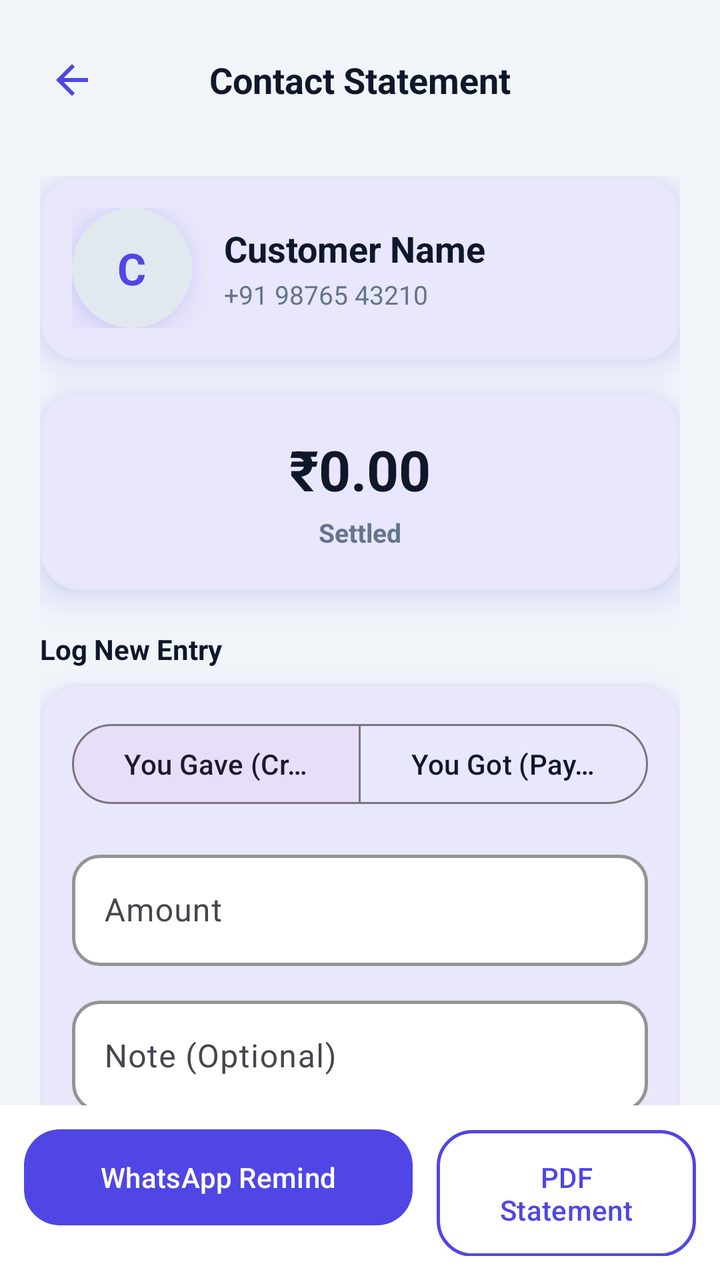
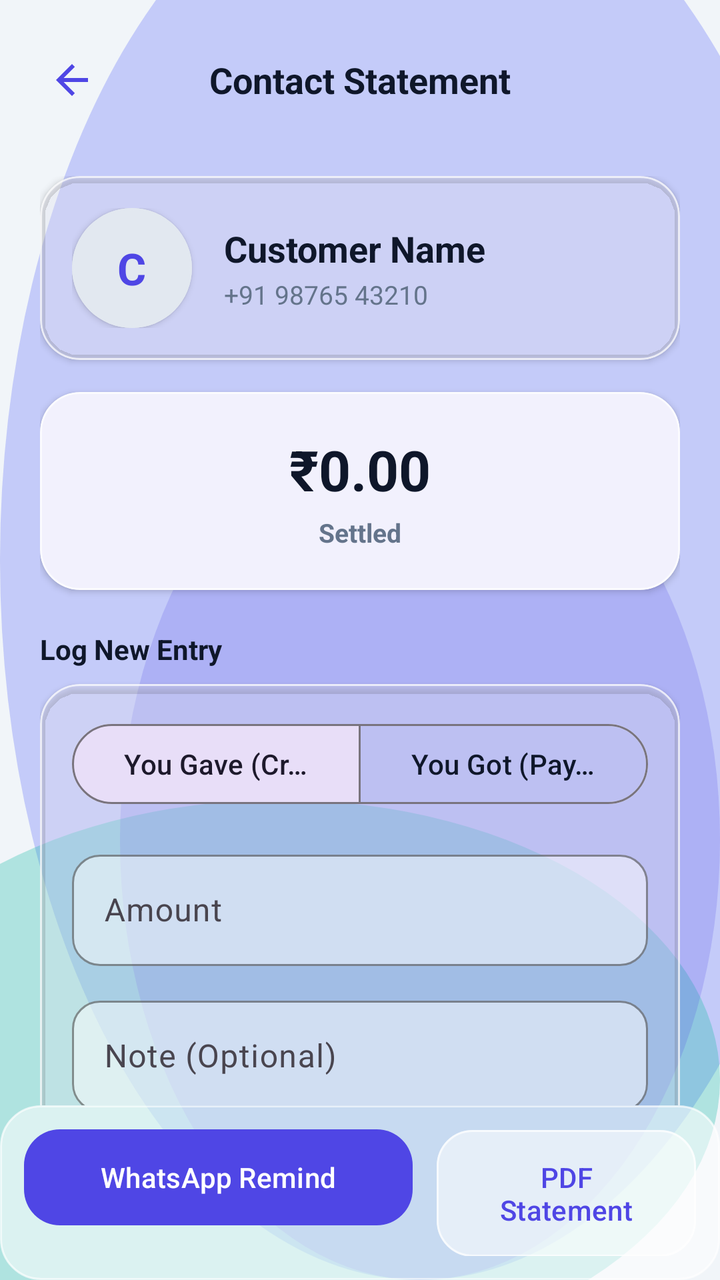

An Android layout rendered at two revisions. The XML below is the earlier revision; the diff shows what the commit changed to produce the second picture.
<!-- AndroidManifest.xml: application theme Theme.MoneyLens -->
<!-- res/layout/activity_customer_detail.xml -->
<?xml version="1.0" encoding="utf-8"?>
<androidx.constraintlayout.widget.ConstraintLayout xmlns:android="http://schemas.android.com/apk/res/android"
    xmlns:app="http://schemas.android.com/apk/res-auto"
    xmlns:tools="http://schemas.android.com/tools"
    android:layout_width="match_parent"
    android:layout_height="match_parent"
    android:background="@color/colorBackground">

    
    <RelativeLayout
        android:id="@+id/layoutAppBar"
        android:layout_width="match_parent"
        android:layout_height="56dp"
        android:layout_marginTop="12dp"
        android:paddingHorizontal="16dp"
        app:layout_constraintTop_toTopOf="parent">

        <ImageView
            android:id="@+id/btnBack"
            android:layout_width="40dp"
            android:layout_height="40dp"
            android:layout_centerVertical="true"
            android:padding="8dp"
            android:src="@drawable/ic_back"
            android:background="?attr/selectableItemBackgroundBorderless" />

        <TextView
            android:layout_width="wrap_content"
            android:layout_height="wrap_content"
            android:layout_centerInParent="true"
            android:text="Contact Statement"
            android:textColor="@color/colorTextPrimary"
            android:textSize="18sp"
            android:textStyle="bold" />
    </RelativeLayout>

    <androidx.core.widget.NestedScrollView
        android:layout_width="match_parent"
        android:layout_height="0dp"
        android:fillViewport="true"
        app:layout_constraintBottom_toTopOf="@+id/layoutFooterActions"
        app:layout_constraintTop_toBottomOf="@+id/layoutAppBar">

        <LinearLayout
            android:layout_width="match_parent"
            android:layout_height="wrap_content"
            android:orientation="vertical"
            android:padding="20dp">

            
            <com.google.android.material.card.MaterialCardView
                style="@style/ClayCard"
                android:layout_width="match_parent"
                android:layout_height="wrap_content"
                android:layout_marginBottom="16dp">

                <RelativeLayout
                    android:layout_width="match_parent"
                    android:layout_height="wrap_content"
                    android:padding="16dp">

                    <com.google.android.material.card.MaterialCardView
                        android:id="@+id/cardAvatar"
                        style="@style/ClayCard"
                        android:layout_width="60dp"
                        android:layout_height="60dp"
                        android:layout_centerVertical="true"
                        app:cardCornerRadius="30dp"
                        app:strokeColor="@color/colorCardBorder">

                        <FrameLayout
                            android:id="@+id/layoutAvatarBg"
                            android:layout_width="match_parent"
                            android:layout_height="match_parent"
                            android:background="@color/colorCardBorder">

                            <TextView
                                android:id="@+id/txtAvatarLetter"
                                android:layout_width="wrap_content"
                                android:layout_height="wrap_content"
                                android:layout_gravity="center"
                                android:text="C"
                                android:textColor="@color/colorPrimary"
                                android:textSize="22sp"
                                android:textStyle="bold" />
                        </FrameLayout>
                    </com.google.android.material.card.MaterialCardView>

                    <LinearLayout
                        android:layout_width="match_parent"
                        android:layout_height="wrap_content"
                        android:layout_toEndOf="@+id/cardAvatar"
                        android:layout_marginStart="16dp"
                        android:layout_centerVertical="true"
                        android:orientation="vertical">

                        <TextView
                            android:id="@+id/txtCustomerName"
                            android:layout_width="wrap_content"
                            android:layout_height="wrap_content"
                            android:text="Customer Name"
                            android:textColor="@color/colorTextPrimary"
                            android:textSize="18sp"
                            android:textStyle="bold" />

                        <TextView
                            android:id="@+id/txtCustomerPhone"
                            android:layout_width="wrap_content"
                            android:layout_height="wrap_content"
                            android:layout_marginTop="2dp"
                            android:text="+91 98765 43210"
                            android:textColor="@color/colorTextSecondary"
                            android:textSize="13sp" />
                    </LinearLayout>
                </RelativeLayout>
            </com.google.android.material.card.MaterialCardView>

            
            <com.google.android.material.card.MaterialCardView
                android:id="@+id/cardBalanceHero"
                style="@style/ClayCard"
                android:layout_width="match_parent"
                android:layout_height="wrap_content"
                android:layout_marginBottom="20dp"
                app:cardBackgroundColor="@color/colorSurface">

                <LinearLayout
                    android:layout_width="match_parent"
                    android:layout_height="wrap_content"
                    android:orientation="vertical"
                    android:padding="20dp"
                    android:gravity="center">

                    <TextView
                        android:id="@+id/txtBalanceAmount"
                        android:layout_width="wrap_content"
                        android:layout_height="wrap_content"
                        android:text="₹0.00"
                        android:textColor="@color/colorTextPrimary"
                        android:textSize="28sp"
                        android:textStyle="bold" />

                    <TextView
                        android:id="@+id/txtBalanceLabel"
                        android:layout_width="wrap_content"
                        android:layout_height="wrap_content"
                        android:layout_marginTop="4dp"
                        android:text="Settled"
                        android:textColor="@color/colorTextSecondary"
                        android:textSize="13sp"
                        android:textStyle="bold" />
                </LinearLayout>
            </com.google.android.material.card.MaterialCardView>

            
            <TextView
                android:layout_width="wrap_content"
                android:layout_height="wrap_content"
                android:layout_marginBottom="8dp"
                android:text="Log New Entry"
                android:textColor="@color/colorTextPrimary"
                android:textSize="14sp"
                android:textStyle="bold" />

            <com.google.android.material.card.MaterialCardView
                style="@style/ClayCard"
                android:layout_width="match_parent"
                android:layout_height="wrap_content"
                android:layout_marginBottom="24dp">

                <LinearLayout
                    android:layout_width="match_parent"
                    android:layout_height="wrap_content"
                    android:orientation="vertical"
                    android:padding="16dp">

                    
                    <com.google.android.material.button.MaterialButtonToggleGroup
                        android:id="@+id/toggleEntryType"
                        android:layout_width="match_parent"
                        android:layout_height="wrap_content"
                        android:layout_marginBottom="16dp"
                        app:checkedButton="@+id/btnTypeGave"
                        app:singleSelection="true">

                        <com.google.android.material.button.MaterialButton
                            android:id="@+id/btnTypeGave"
                            style="@style/Widget.Material3.Button.OutlinedButton"
                            android:layout_width="0dp"
                            android:layout_height="wrap_content"
                            android:layout_weight="1"
                            android:text="You Gave (Credit)"
                            app:cornerRadius="20dp" />

                        <com.google.android.material.button.MaterialButton
                            android:id="@+id/btnTypeGot"
                            style="@style/Widget.Material3.Button.OutlinedButton"
                            android:layout_width="0dp"
                            android:layout_height="wrap_content"
                            android:layout_weight="1"
                            android:text="You Got (Payment)"
                            app:cornerRadius="20dp" />
                    </com.google.android.material.button.MaterialButtonToggleGroup>

                    
                    <com.google.android.material.textfield.TextInputLayout
                        style="@style/ClayInput"
                        android:layout_width="match_parent"
                        android:layout_height="wrap_content"
                        android:layout_marginBottom="12dp"
                        android:hint="Amount">

                        <com.google.android.material.textfield.TextInputEditText
                            android:id="@+id/etEntryAmount"
                            android:layout_width="match_parent"
                            android:layout_height="wrap_content"
                            android:inputType="numberDecimal"
                            android:textColor="@color/colorTextPrimary" />
                    </com.google.android.material.textfield.TextInputLayout>

                    
                    <com.google.android.material.textfield.TextInputLayout
                        style="@style/ClayInput"
                        android:layout_width="match_parent"
                        android:layout_height="wrap_content"
                        android:layout_marginBottom="16dp"
                        android:hint="Note (Optional)">

                        <com.google.android.material.textfield.TextInputEditText
                            android:id="@+id/etEntryNote"
                            android:layout_width="match_parent"
                            android:layout_height="wrap_content"
                            android:inputType="textShortMessage|textCapSentences"
                            android:textColor="@color/colorTextPrimary" />
                    </com.google.android.material.textfield.TextInputLayout>

                    
                    <com.google.android.material.card.MaterialCardView
                        android:id="@+id/cardDatePicker"
                        style="@style/ClayCard"
                        android:layout_width="match_parent"
                        android:layout_height="wrap_content"
                        android:layout_marginBottom="16dp"
                        android:clickable="true"
                        android:focusable="true">
                        <RelativeLayout
                            android:layout_width="match_parent"
                            android:layout_height="wrap_content"
                            android:padding="12dp">
                            <ImageView
                                android:id="@+id/imgCalendarIcon"
                                android:layout_width="20dp"
                                android:layout_height="20dp"
                                android:src="@drawable/ic_calendar"
                                android:layout_centerVertical="true" />
                            <TextView
                                android:id="@+id/txtSelectedDate"
                                android:layout_width="wrap_content"
                                android:layout_height="wrap_content"
                                android:text="Select Date"
                                android:textColor="@color/colorTextPrimary"
                                android:textStyle="bold"
                                android:textSize="13sp"
                                android:layout_toEndOf="@+id/imgCalendarIcon"
                                android:layout_marginStart="12dp"
                                android:layout_centerVertical="true"/>
                        </RelativeLayout>
                    </com.google.android.material.card.MaterialCardView>

                    
                    <com.google.android.material.button.MaterialButton
                        android:id="@+id/btnSaveEntry"
                        style="@style/ClayButton"
                        android:layout_width="match_parent"
                        android:layout_height="wrap_content"
                        android:text="Save Entry" />

                </LinearLayout>
            </com.google.android.material.card.MaterialCardView>

            
            <TextView
                android:layout_width="wrap_content"
                android:layout_height="wrap_content"
                android:layout_marginBottom="8dp"
                android:text="Transaction History"
                android:textColor="@color/colorTextPrimary"
                android:textSize="14sp"
                android:textStyle="bold" />

            
            <androidx.recyclerview.widget.RecyclerView
                android:id="@+id/rvTransactions"
                android:layout_width="match_parent"
                android:layout_height="wrap_content"
                android:nestedScrollingEnabled="false" />

            <TextView
                android:id="@+id/txtEmptyTransactions"
                android:layout_width="match_parent"
                android:layout_height="wrap_content"
                android:layout_margin="24dp"
                android:gravity="center"
                android:text="No transactions recorded for this contact."
                android:textColor="@color/colorTextSecondary"
                android:textSize="13sp"
                android:visibility="gone" />

        </LinearLayout>
    </androidx.core.widget.NestedScrollView>

    
    <LinearLayout
        android:id="@+id/layoutFooterActions"
        android:layout_width="match_parent"
        android:layout_height="wrap_content"
        android:orientation="horizontal"
        android:padding="12dp"
        android:background="@color/colorSurface"
        app:layout_constraintBottom_toBottomOf="parent">

        <com.google.android.material.button.MaterialButton
            android:id="@+id/btnSendReminder"
            style="@style/ClayButton"
            android:layout_width="0dp"
            android:layout_height="wrap_content"
            android:layout_weight="1.2"
            android:layout_marginEnd="6dp"
            android:text="WhatsApp Remind" />

        <com.google.android.material.button.MaterialButton
            android:id="@+id/btnGeneratePdf"
            style="@style/ClayButtonSecondary"
            android:layout_width="0dp"
            android:layout_height="wrap_content"
            android:layout_weight="0.8"
            android:layout_marginStart="6dp"
            android:text="PDF Statement" />

    </LinearLayout>

    
    <FrameLayout
        android:id="@+id/loaderOverlay"
        android:layout_width="match_parent"
        android:layout_height="match_parent"
        android:background="@color/colorScrim"
        android:visibility="gone"
        app:layout_constraintBottom_toBottomOf="parent"
        app:layout_constraintEnd_toEndOf="parent"
        app:layout_constraintStart_toStartOf="parent"
        app:layout_constraintTop_toTopOf="parent">

        <ProgressBar
            android:layout_width="wrap_content"
            android:layout_height="wrap_content"
            android:layout_gravity="center"
            android:indeterminateTint="@color/colorPrimary" />
    </FrameLayout>

</androidx.constraintlayout.widget.ConstraintLayout>
<!-- resources referenced by this layout -->
<resources>
  <style name="ClayButton" parent="Widget.Material3.Button">
          <item name="cornerRadius">@dimen/clay_button_radius</item>
          <item name="android:paddingVertical">14dp</item>
          <item name="backgroundTint">@color/colorPrimary</item>
          <item name="android:textColor">@color/colorOnPrimary</item>
          <item name="iconTint">@color/colorOnPrimary</item>
          <item name="android:elevation">6dp</item>
          <item name="android:outlineSpotShadowColor" tools:targetApi="p">@color/colorPrimaryShadow</item>
          <item name="android:insetTop">0dp</item>
          <item name="android:insetBottom">0dp</item>
      </style>
  <style name="ClayButtonSecondary" parent="Widget.Material3.Button.OutlinedButton">
          <item name="cornerRadius">@dimen/clay_button_radius</item>
          <item name="android:paddingVertical">14dp</item>
          <item name="backgroundTint">@color/colorSurface</item>
          <item name="android:textColor">@color/colorPrimary</item>
          <item name="strokeColor">@color/colorPrimary</item>
          <item name="strokeWidth">1.5dp</item>
          <item name="android:insetTop">0dp</item>
          <item name="android:insetBottom">0dp</item>
      </style>
  <style name="ClayCard" parent="Widget.Material3.CardView.Elevated">
          <item name="cardCornerRadius">@dimen/clay_card_radius</item>
          <item name="cardElevation">10dp</item>
          <item name="android:stateListAnimator">@null</item>
          <item name="strokeColor">@color/colorCardBorder</item>
          <item name="strokeWidth">1dp</item>
          <item name="cardBackgroundColor">@color/colorSurface</item>
          <item name="android:outlineSpotShadowColor" tools:targetApi="p">@color/colorPrimary</item>
          <item name="android:outlineAmbientShadowColor" tools:targetApi="p">@color/colorPrimary</item>
      </style>
  <style name="ClayInput" parent="Widget.Material3.TextInputLayout.OutlinedBox">
          <item name="boxCornerRadiusTopStart">@dimen/clay_input_radius</item>
          <item name="boxCornerRadiusTopEnd">@dimen/clay_input_radius</item>
          <item name="boxCornerRadiusBottomStart">@dimen/clay_input_radius</item>
          <item name="boxCornerRadiusBottomEnd">@dimen/clay_input_radius</item>
          <item name="boxStrokeColor">@color/colorCardBorder</item>
          <item name="boxStrokeWidth">1.5dp</item>
          <item name="boxStrokeWidthFocused">2.5dp</item>
          <item name="boxBackgroundColor">@color/colorSurface</item>
          <item name="hintTextColor">@color/colorPrimary</item>
      </style>
  <color name="colorPrimaryShadow">#3730A3</color>
  <style name="Base.Theme.MoneyLens" parent="Theme.Material3.Light.NoActionBar">
          
          <item name="colorPrimary">@color/colorPrimary</item>
          <item name="colorOnPrimary">@color/colorOnPrimary</item>
          <item name="colorSecondary">@color/colorSecondary</item>
          <item name="colorError">@color/colorDanger</item>
          <item name="android:windowBackground">@color/colorBackground</item>
          <item name="colorSurface">@color/colorSurface</item>
          <item name="android:colorBackground">@color/colorBackground</item>
          <item name="colorOnSurface">@color/colorTextPrimary</item>
  
          
          <item name="android:statusBarColor">@color/colorBackground</item>
          <item name="android:windowLightStatusBar" tools:targetApi="m">true</item>
          <item name="android:navigationBarColor">@color/colorBackground</item>
      </style>
  <!-- unchanged entries left out for length: 16 -->
</resources>

<!-- the commit's change to res/layout/activity_customer_detail.xml (unified diff, before → after) -->
@@ -4,7 +4,7 @@
     xmlns:tools="http://schemas.android.com/tools"
     android:layout_width="match_parent"
     android:layout_height="match_parent"
-    android:background="@color/colorBackground">
+    android:background="@drawable/bg_mesh_gradient">
 
     
     <RelativeLayout
@@ -316,7 +316,7 @@
         android:layout_height="wrap_content"
         android:orientation="horizontal"
         android:padding="12dp"
-        android:background="@color/colorSurface"
+        android:background="@drawable/bg_glass_card"
         app:layout_constraintBottom_toBottomOf="parent">
 
         <com.google.android.material.button.MaterialButton
<!-- resource entries referenced after the edit -->
@@ -1,50 +1,91 @@
 <!-- resources referenced by this layout -->
 <resources>
+  <!-- drawable bg_glass_card (drawable) -->
+  <?xml version="1.0" encoding="utf-8"?>
+  <shape xmlns:android="http://schemas.android.com/apk/res/android"
+      android:shape="rectangle">
+      <solid android:color="@color/glassCardBg" />
+      <corners android:radius="20dp" />
+      <stroke android:width="1dp" android:color="@color/glassCardBorder" />
+  </shape>
+  <!-- drawable bg_mesh_gradient (drawable) -->
+  <?xml version="1.0" encoding="utf-8"?>
+  <layer-list xmlns:android="http://schemas.android.com/apk/res/android">
+      
+      <item>
+          <shape android:shape="rectangle">
+              <solid android:color="@color/colorBackground" />
+          </shape>
+      </item>
+      
+      <item android:top="-80dp" android:right="-60dp">
+          <shape android:shape="oval">
+              <solid android:color="@color/glassMeshOrb1" />
+              <size android:width="280dp" android:height="280dp" />
+          </shape>
+      </item>
+      
+      <item android:bottom="-40dp" android:left="-80dp" android:top="400dp">
+          <shape android:shape="oval">
+              <solid android:color="@color/glassMeshOrb2" />
+              <size android:width="240dp" android:height="240dp" />
+          </shape>
+      </item>
+      
+      <item android:top="200dp" android:left="60dp">
+          <shape android:shape="oval">
+              <solid android:color="@color/glassMeshOrb3" />
+              <size android:width="200dp" android:height="200dp" />
+          </shape>
+      </item>
+  </layer-list>
   <style name="ClayButton" parent="Widget.Material3.Button">
           <item name="cornerRadius">@dimen/clay_button_radius</item>
           <item name="android:paddingVertical">14dp</item>
           <item name="backgroundTint">@color/colorPrimary</item>
           <item name="android:textColor">@color/colorOnPrimary</item>
           <item name="iconTint">@color/colorOnPrimary</item>
-          <item name="android:elevation">6dp</item>
-          <item name="android:outlineSpotShadowColor" tools:targetApi="p">@color/colorPrimaryShadow</item>
+          <item name="android:elevation">4dp</item>
           <item name="android:insetTop">0dp</item>
           <item name="android:insetBottom">0dp</item>
       </style>
   <style name="ClayButtonSecondary" parent="Widget.Material3.Button.OutlinedButton">
           <item name="cornerRadius">@dimen/clay_button_radius</item>
           <item name="android:paddingVertical">14dp</item>
-          <item name="backgroundTint">@color/colorSurface</item>
+          <item name="backgroundTint">@color/glassCardBg</item>
           <item name="android:textColor">@color/colorPrimary</item>
-          <item name="strokeColor">@color/colorPrimary</item>
-          <item name="strokeWidth">1.5dp</item>
+          <item name="strokeColor">@color/glassCardBorder</item>
+          <item name="strokeWidth">1dp</item>
           <item name="android:insetTop">0dp</item>
           <item name="android:insetBottom">0dp</item>
       </style>
   <style name="ClayCard" parent="Widget.Material3.CardView.Elevated">
           <item name="cardCornerRadius">@dimen/clay_card_radius</item>
-          <item name="cardElevation">10dp</item>
+          <item name="cardElevation">2dp</item>
           <item name="android:stateListAnimator">@null</item>
-          <item name="strokeColor">@color/colorCardBorder</item>
+          <item name="strokeColor">@color/glassCardBorder</item>
           <item name="strokeWidth">1dp</item>
-          <item name="cardBackgroundColor">@color/colorSurface</item>
-          <item name="android:outlineSpotShadowColor" tools:targetApi="p">@color/colorPrimary</item>
-          <item name="android:outlineAmbientShadowColor" tools:targetApi="p">@color/colorPrimary</item>
+          <item name="cardBackgroundColor">@color/glassCardBg</item>
       </style>
   <style name="ClayInput" parent="Widget.Material3.TextInputLayout.OutlinedBox">
           <item name="boxCornerRadiusTopStart">@dimen/clay_input_radius</item>
           <item name="boxCornerRadiusTopEnd">@dimen/clay_input_radius</item>
           <item name="boxCornerRadiusBottomStart">@dimen/clay_input_radius</item>
           <item name="boxCornerRadiusBottomEnd">@dimen/clay_input_radius</item>
-          <item name="boxStrokeColor">@color/colorCardBorder</item>
-          <item name="boxStrokeWidth">1.5dp</item>
-          <item name="boxStrokeWidthFocused">2.5dp</item>
-          <item name="boxBackgroundColor">@color/colorSurface</item>
+          <item name="boxStrokeColor">@color/glassInputBorder</item>
+          <item name="boxStrokeWidth">1dp</item>
+          <item name="boxStrokeWidthFocused">2dp</item>
+          <item name="boxBackgroundColor">@color/glassInputBg</item>
           <item name="hintTextColor">@color/colorPrimary</item>
       </style>
-  <color name="colorPrimaryShadow">#3730A3</color>
+  <color name="glassCardBg">#8CFFFFFF</color>
+  <color name="glassCardBorder">#B3FFFFFF</color>
+  <color name="glassMeshOrb1">#66818CF8</color>
+  <color name="glassMeshOrb2">#4D14B8A6</color>
+  <color name="glassMeshOrb3">#334F46E5</color>
+  <color name="glassInputBorder">#A6FFFFFF</color>
+  <color name="glassInputBg">#80FFFFFF</color>
   <style name="Base.Theme.MoneyLens" parent="Theme.Material3.Light.NoActionBar">
-          
           <item name="colorPrimary">@color/colorPrimary</item>
           <item name="colorOnPrimary">@color/colorOnPrimary</item>
           <item name="colorSecondary">@color/colorSecondary</item>
@@ -55,9 +96,10 @@
           <item name="colorOnSurface">@color/colorTextPrimary</item>
   
           
-          <item name="android:statusBarColor">@color/colorBackground</item>
+          <item name="android:statusBarColor">@android:color/transparent</item>
           <item name="android:windowLightStatusBar" tools:targetApi="m">true</item>
-          <item name="android:navigationBarColor">@color/colorBackground</item>
+          <item name="android:navigationBarColor">@android:color/transparent</item>
+          <item name="android:windowDrawsSystemBarBackgrounds">true</item>
       </style>
   <!-- unchanged entries left out for length: 16 -->
 </resources>
